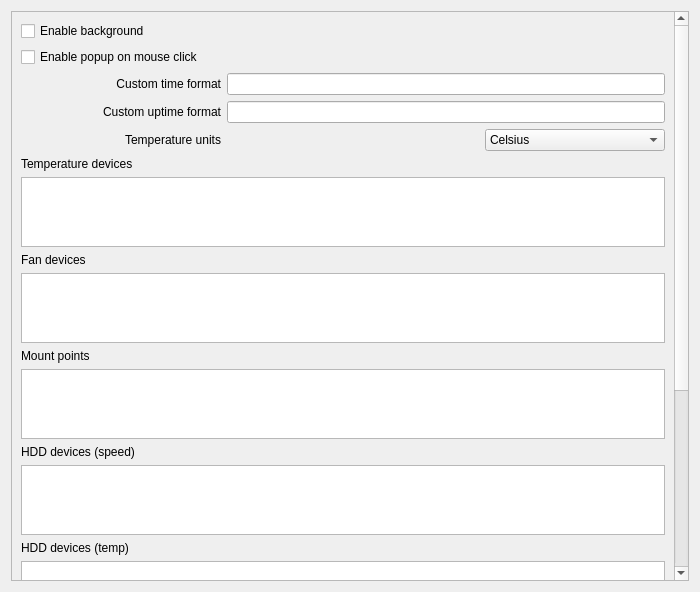
arcan1s/awesome-widgets, file sources/awesome-widget/advanced.ui: the form before one commit.
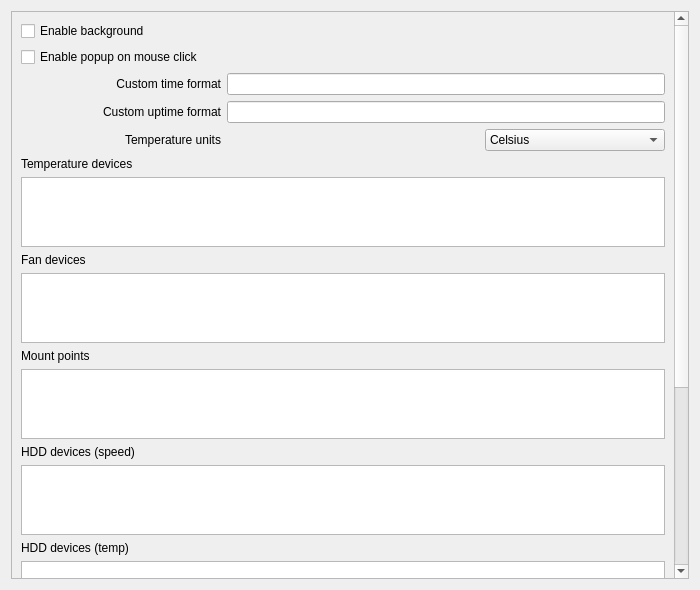
The form after the commit.

Diff of the .ui file:
```diff
--- a/sources/awesome-widget/advanced.ui
+++ b/sources/awesome-widget/advanced.ui
@@ -7,7 +7,7 @@
     <x>0</x>
     <y>0</y>
     <width>700</width>
-    <height>592</height>
+    <height>590</height>
    </rect>
   </property>
   <property name="sizePolicy">
@@ -41,9 +41,9 @@
       <property name="geometry">
        <rect>
         <x>0</x>
-        <y>-225</y>
-        <width>677</width>
-        <height>801</height>
+        <y>-239</y>
+        <width>675</width>
+        <height>813</height>
        </rect>
       </property>
       <layout class="QVBoxLayout" name="verticalLayout_8">
```
Left out of the diff: 6 changed lines with no effect on the pictures.
